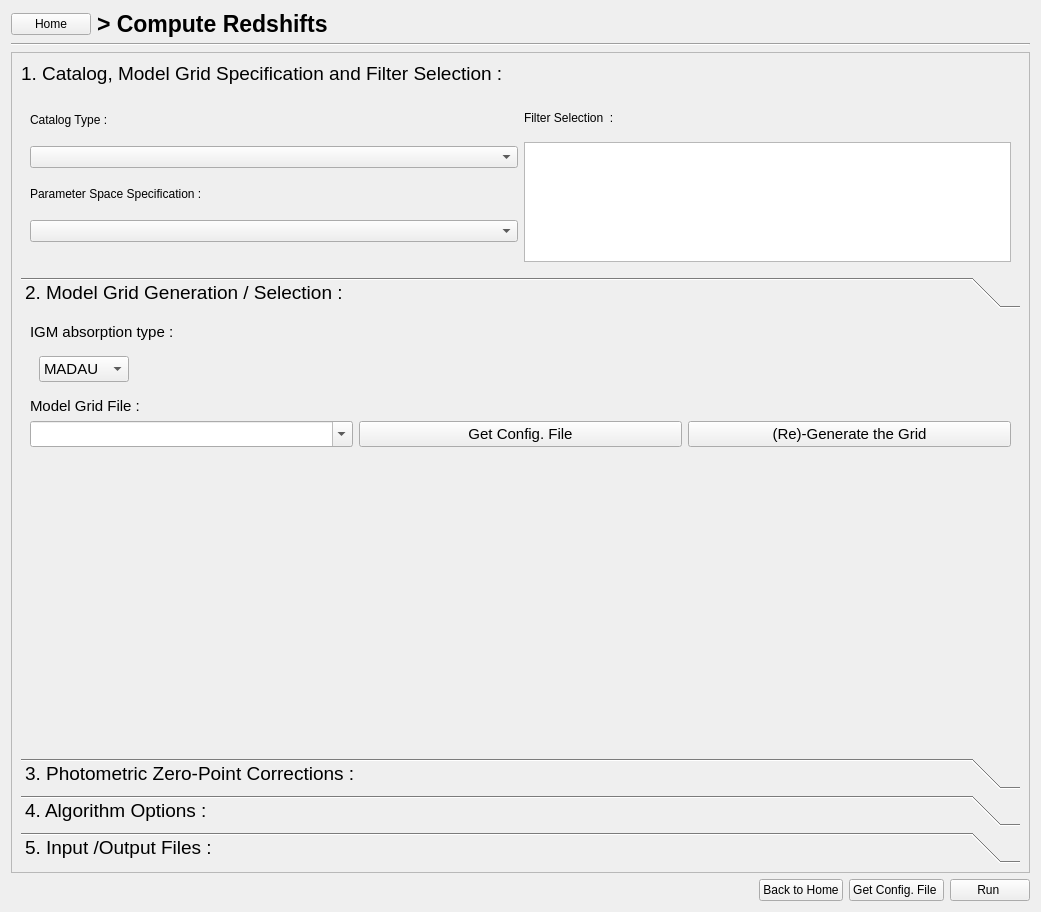
First picture: the form in PhzQtUI/auxdir/PhzQtUI/FormAnalysis.ui, repository astrorama/Phosphoros, before the edit.
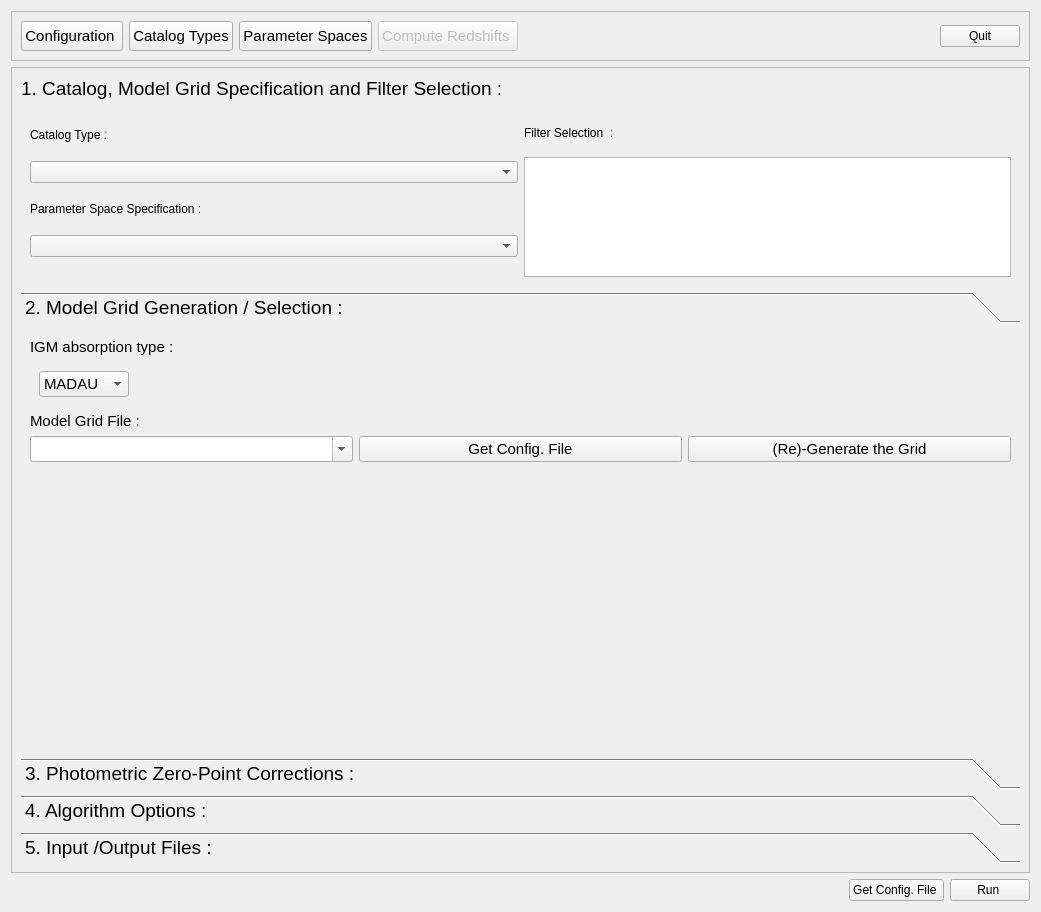
Second picture: the form after the edit. The open tabs and pages were chosen to show the change.

Commit message: Change the navigation layout

Diff of the .ui file:
```diff
--- a/PhzQtUI/auxdir/PhzQtUI/FormAnalysis.ui
+++ b/PhzQtUI/auxdir/PhzQtUI/FormAnalysis.ui
@@ -27,30 +27,106 @@
   </property>
   <layout class="QVBoxLayout" name="verticalLayout_13">
    <item>
-    <layout class="QHBoxLayout" name="horizontalLayout_16">
+    <widget class="QFrame" name="frm_nav">
+     <property name="frameShape">
+      <enum>QFrame::StyledPanel</enum>
+     </property>
+     <property name="frameShadow">
+      <enum>QFrame::Raised</enum>
+     </property>
+     <layout class="QHBoxLayout" name="horizontalLayout_17">
      <item>
-      <widget class="QPushButton" name="btn_AnalysisToHome">
+       <widget class="QPushButton" name="btn_ToOption">
+        <property name="enabled">
+         <bool>true</bool>
+        </property>
+        <property name="minimumSize">
+         <size>
+          <width>0</width>
+          <height>30</height>
+         </size>
+        </property>
+        <property name="font">
+         <font>
+          <pointsize>11</pointsize>
+         </font>
+        </property>
+        <property name="toolTip">
+         <string>&lt;html&gt;&lt;head/&gt;&lt;body&gt;&lt;p&gt;Working directory path definition, Auxiliary data management and Cosmological parameters definition.&lt;/p&gt;&lt;/body&gt;&lt;/html&gt;</string>
+        </property>
        <property name="text">
-        <string>Home</string>
+         <string>Configuration </string>
        </property>
       </widget>
      </item>
      <item>
-      <widget class="QLabel" name="label_17">
+       <widget class="QPushButton" name="btn_ToCatalog">
+        <property name="minimumSize">
+         <size>
+          <width>0</width>
+          <height>30</height>
+         </size>
+        </property>
        <property name="font">
         <font>
-         <pointsize>17</pointsize>
-         <weight>75</weight>
-         <bold>true</bold>
-        </font>
-       </property>
+          <pointsize>11</pointsize>
+         </font>
+        </property>
+        <property name="toolTip">
+         <string>Define the Mapping between the catalog file(s) columns and the filters</string>
+        </property>
        <property name="text">
-        <string>&gt; Compute Redshifts</string>
+         <string>Catalog Types</string>
        </property>
       </widget>
      </item>
      <item>
-      <spacer name="horizontalSpacer_18">
+       <widget class="QPushButton" name="btn_ToModel">
+        <property name="minimumSize">
+         <size>
+          <width>0</width>
+          <height>30</height>
+         </size>
+        </property>
+        <property name="font">
+         <font>
+          <pointsize>11</pointsize>
+         </font>
+        </property>
+        <property name="toolTip">
+         <string>Specify the parameter space for the creation of model grid.</string>
+        </property>
+        <property name="text">
+         <string>Parameter Spaces</string>
+        </property>
+       </widget>
+      </item>
+      <item>
+       <widget class="QPushButton" name="btn_ToAnalysis">
+        <property name="enabled">
+         <bool>false</bool>
+        </property>
+        <property name="minimumSize">
+         <size>
+          <width>0</width>
+          <height>30</height>
+         </size>
+        </property>
+        <property name="font">
+         <font>
+          <pointsize>11</pointsize>
+         </font>
+        </property>
+        <property name="toolTip">
+         <string>&lt;html&gt;&lt;head/&gt;&lt;body&gt;&lt;p&gt;Compute the model grid, calculate photometric correction, specify luminosity prior and run template fitting in order to produce photo-z catalog.&lt;/p&gt;&lt;/body&gt;&lt;/html&gt;</string>
+        </property>
+        <property name="text">
+         <string>Compute Redshifts </string>
+        </property>
+       </widget>
+      </item>
+      <item>
+       <spacer name="horizontalSpacer_7">
        <property name="orientation">
         <enum>Qt::Horizontal</enum>
        </property>
@@ -62,13 +138,14 @@
        </property>
       </spacer>
      </item>
-    </layout>
-   </item>
-   <item>
-    <widget class="Line" name="line_11">
-     <property name="orientation">
-      <enum>Qt::Horizontal</enum>
-     </property>
+      <item>
+       <widget class="QPushButton" name="btn_exit">
+        <property name="text">
+         <string>Quit</string>
+        </property>
+       </widget>
+      </item>
+     </layout>
     </widget>
    </item>
    <item>
@@ -82,7 +159,7 @@
         <x>0</x>
         <y>0</y>
         <width>1021</width>
-        <height>805</height>
+        <height>796</height>
        </rect>
       </property>
       <layout class="QVBoxLayout" name="verticalLayout_9">
@@ -246,8 +323,8 @@
            <rect>
             <x>0</x>
             <y>0</y>
-            <width>1003</width>
-            <height>419</height>
+            <width>417</width>
+            <height>162</height>
            </rect>
           </property>
           <attribute name="label">
@@ -957,13 +1034,6 @@
        </property>
       </spacer>
      </item>
-     <item>
-      <widget class="QPushButton" name="btn_backHome">
-       <property name="text">
-        <string>Back to Home</string>
-       </property>
-      </widget>
-     </item>
      <item>
       <layout class="QVBoxLayout" name="verticalLayout_24">
        <item>
```
Left out of the diff: 16 changed lines with no effect on the pictures. Lines whose indentation alone changed are shown as unchanged. The commit also changes 14 other files.
